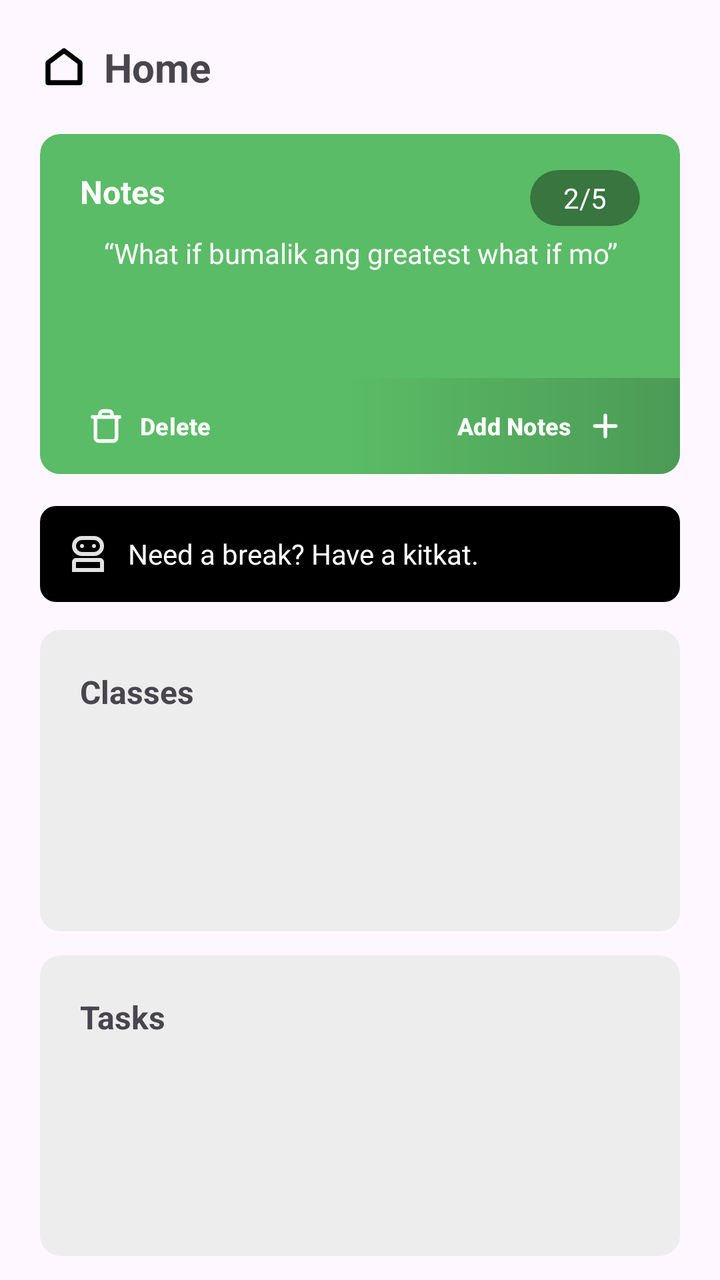
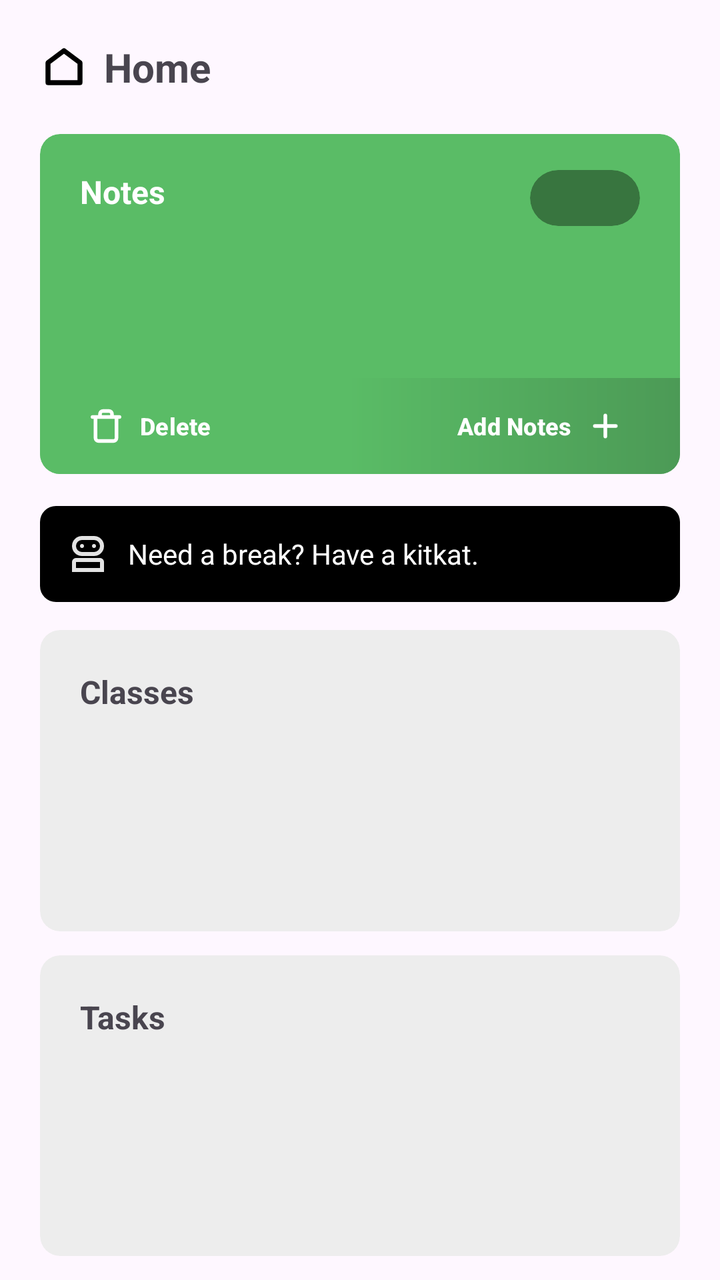

The first picture is an Android layout as it rendered before a commit; the second is the same layout after the commit. The layout source and the unified diff follow.
<!-- AndroidManifest.xml: application theme Theme.Syncly -->
<!-- res/layout/fragment_home.xml -->
<?xml version="1.0" encoding="utf-8"?>
<LinearLayout xmlns:android="http://schemas.android.com/apk/res/android"
    xmlns:app="http://schemas.android.com/apk/res-auto"
    xmlns:tools="http://schemas.android.com/tools"
    android:id="@+id/main"
    android:layout_width="match_parent"
    android:layout_height="match_parent"
    android:orientation="vertical"
    tools:context=".fragments.Home">
    <RelativeLayout
        android:layout_width="match_parent"
        android:layout_height="wrap_content"
        android:layout_margin="20dp"
        android:id="@+id/heading"
        >
        <ImageView
            android:layout_width="wrap_content"
            android:layout_height="wrap_content"
            android:src="@drawable/icon_home"
            android:id="@+id/homeIcon"
            android:layout_centerVertical="true"
            app:tint="@color/black"
            />

        <TextView
            android:layout_width="wrap_content"
            android:layout_height="wrap_content"
            android:layout_toEndOf="@id/homeIcon"
            android:text="Home"
            android:textSize="20dp"
            android:layout_marginLeft="8dp"
            android:textStyle="bold"
            android:layout_centerVertical="true"/>
    </RelativeLayout>
    <androidx.cardview.widget.CardView
        android:layout_width="match_parent"
        android:layout_height="170dp"
        android:layout_marginHorizontal="20dp"
        android:backgroundTint="@color/card_green"
        app:cardCornerRadius="10dp"
        app:cardElevation="0dp">
        <LinearLayout
            android:layout_width="match_parent"
            android:layout_height="match_parent"
            android:orientation="vertical"
            >
            <RelativeLayout
                android:layout_width="match_parent"
                android:layout_height="wrap_content"
                android:paddingTop="18dp"
                android:paddingHorizontal="20dp"
                >
                <TextView
                    android:layout_width="wrap_content"
                    android:layout_height="wrap_content"
                    android:text="Notes"
                    android:textColor="@color/white"
                    android:textStyle="bold"
                    android:textSize="16sp"
                    />
                <androidx.cardview.widget.CardView
                    android:layout_width="55dp"
                    android:layout_height="28dp"
                    android:backgroundTint="#61000000"
                    app:cardCornerRadius="30dp"
                    android:layout_alignParentEnd="true"
                    app:cardElevation="0dp">

                    <TextView
                        android:id="@+id/notesCounter"
                        android:layout_width="wrap_content"
                        android:layout_height="wrap_content"
                        android:layout_gravity="center"
                        android:text="2/5"
                        android:textColor="@color/white"
                        android:textSize="14sp" />
                </androidx.cardview.widget.CardView>
            </RelativeLayout>
            
            <TextView
                android:id="@+id/notes"
                android:layout_width="match_parent"
                android:layout_height="0dp"
                android:layout_marginHorizontal="20dp"
                android:layout_weight="8"
                android:gravity="center_horizontal|top"
                android:padding="4dp"
                android:text="“What if bumalik ang greatest what if mo”"
                android:textColor="@color/white"
                android:textSize="14sp" />

            <RelativeLayout
                android:layout_width="match_parent"
                android:layout_height="0dp"
                android:layout_weight="5"
                android:background="@drawable/bg_green_gradient"
                >
                <com.google.android.material.button.MaterialButton
                    android:id="@+id/deleteBtn"
                    android:layout_width="140dp"
                    android:layout_height="wrap_content"
                    android:text="Delete"
                    android:textSize="12sp"
                    android:textStyle="bold"
                    android:background="@android:color/transparent"
                    app:icon="@drawable/icon_trash"
                    app:iconGravity="start"
                    android:gravity="start|center_vertical"
                    />
                <com.google.android.material.button.MaterialButton
                    android:id="@+id/addBtn"
                    android:layout_width="140dp"
                    android:layout_height="wrap_content"
                    android:text="Add Notes"
                    android:textSize="12sp"
                    android:textStyle="bold"
                    android:layout_alignParentEnd="true"
                    android:background="@android:color/transparent"
                    app:icon="@drawable/icon_plus"
                    app:iconGravity="textEnd"
                    />
            </RelativeLayout>
        </LinearLayout>
    </androidx.cardview.widget.CardView>
    <androidx.cardview.widget.CardView
        android:layout_width="match_parent"
        android:layout_height="wrap_content"
        app:cardCornerRadius="8dp"
        android:layout_marginTop="16dp"
        android:layout_marginBottom="6dp"
        android:layout_marginHorizontal="20dp"
        app:cardElevation="0dp">
        <LinearLayout
            android:layout_width="match_parent"
            android:layout_height="wrap_content"
            android:background="@color/black"
            android:orientation="horizontal"
            android:padding="12dp"
            android:gravity="center"
            >
            <ImageView
                android:layout_width="wrap_content"
                android:layout_height="wrap_content"
                android:src="@drawable/icon_bot"
                android:layout_marginRight="8dp"/>
            <TextView
                android:id="@+id/botMsg"
                android:layout_width="match_parent"
                android:layout_height="wrap_content"
                android:text="Need a break? Have a kitkat."
                android:textColor="@color/white"/>
        </LinearLayout>
    </androidx.cardview.widget.CardView>
    <GridLayout
        android:layout_width="match_parent"
        android:layout_height="match_parent"
        android:layout_marginHorizontal="20dp"
        android:layout_marginBottom="4dp"
        android:rowCount="2"
        android:columnCount="1">
        <androidx.cardview.widget.CardView
            android:layout_width="match_parent"
            android:layout_height="0dp"
            android:layout_rowWeight="1"
            android:layout_columnWeight="1"
            android:backgroundTint="@color/light_grey"
            android:layout_marginBottom="6dp"
            android:layout_marginTop="8dp"
            app:cardCornerRadius="10dp"
            app:cardElevation="0dp"
            >
            <LinearLayout
                android:layout_width="match_parent"
                android:layout_height="match_parent"
                android:padding="20dp"
                android:orientation="vertical">
                <TextView
                    android:layout_width="wrap_content"
                    android:layout_height="wrap_content"
                    android:text="Classes"
                    android:textSize="16sp"
                    android:textStyle="bold"
                    />
            </LinearLayout>
        </androidx.cardview.widget.CardView>
        <androidx.cardview.widget.CardView
            android:layout_width="match_parent"
            android:layout_height="0dp"
            android:layout_rowWeight="1"
            android:layout_columnWeight="1"
            android:backgroundTint="@color/light_grey"
            android:layout_marginBottom="8dp"
            android:layout_marginTop="6dp"
            app:cardCornerRadius="10dp"
            app:cardElevation="0dp">
            <LinearLayout
                android:layout_width="match_parent"
                android:layout_height="match_parent"
                android:padding="20dp"
                android:orientation="vertical">
                <TextView
                    android:layout_width="wrap_content"
                    android:layout_height="wrap_content"
                    android:text="Tasks"
                    android:textSize="16sp"
                    android:textStyle="bold"
                    />
            </LinearLayout>
        </androidx.cardview.widget.CardView>
    </GridLayout>
</LinearLayout>
<!-- resources referenced by this layout -->
<resources>
  <color name="black">#FF000000</color>
  <color name="card_green">#5ABC66</color>
  <color name="light_grey">#EDEDED</color>
  <color name="white">#FFFFFFFF</color>
  <!-- drawable bg_green_gradient (drawable) -->
  <?xml version="1.0" encoding="utf-8"?>
  <shape xmlns:android="http://schemas.android.com/apk/res/android">
      <gradient
          android:type="linear"
          android:angle="0"
          android:startColor="#5ABC66"
          android:centerColor="#5ABC66"
          android:centerX="0.48"
          android:endColor="#4C9A56" />
  </shape>
  <!-- drawable icon_bot (drawable) -->
  <vector xmlns:android="http://schemas.android.com/apk/res/android"
      android:width="24dp"
      android:height="24dp"
      android:viewportWidth="960"
      android:viewportHeight="960">
    <path
        android:pathData="M160,840v-200q0,-33 23.5,-56.5T240,560h480q33,0 56.5,23.5T800,640v200L160,840ZM360,520q-83,0 -141.5,-58.5T160,320q0,-83 58.5,-141.5T360,120h240q83,0 141.5,58.5T800,320q0,83 -58.5,141.5T600,520L360,520ZM240,760h480v-120L240,640v120ZM360,440h240q50,0 85,-35t35,-85q0,-50 -35,-85t-85,-35L360,200q-50,0 -85,35t-35,85q0,50 35,85t85,35ZM360,360q17,0 28.5,-11.5T400,320q0,-17 -11.5,-28.5T360,280q-17,0 -28.5,11.5T320,320q0,17 11.5,28.5T360,360ZM600,360q17,0 28.5,-11.5T640,320q0,-17 -11.5,-28.5T600,280q-17,0 -28.5,11.5T560,320q0,17 11.5,28.5T600,360ZM480,760ZM480,320Z"
        android:fillColor="#e3e3e3"/>
  </vector>
  <!-- drawable icon_home (drawable) -->
  <vector xmlns:android="http://schemas.android.com/apk/res/android"
      android:width="24dp"
      android:height="24dp"
      android:viewportWidth="24"
      android:viewportHeight="24">
  
      <path
          android:pathData="M4,10 L12,4 L20,10 V20 H4 Z"
          android:strokeColor="#ffffff"
          android:strokeWidth="2.45"
          android:strokeLineCap="round"
          android:strokeLineJoin="round" />
  </vector>
  <!-- drawable icon_plus (drawable) -->
  <vector xmlns:android="http://schemas.android.com/apk/res/android"
      android:width="16dp"
      android:height="16dp"
      android:viewportWidth="16"
      android:viewportHeight="16">
    <path
        android:pathData="M8,3.333V12.667M3.333,8H12.667"
        android:strokeLineJoin="round"
        android:strokeWidth="1.6"
        android:fillColor="#00000000"
        android:strokeColor="#ffffff"
        android:strokeLineCap="round"/>
  </vector>
  <!-- drawable icon_trash (drawable) -->
  <vector xmlns:android="http://schemas.android.com/apk/res/android"
      android:width="16dp"
      android:height="16dp"
      android:viewportWidth="16"
      android:viewportHeight="16">
    <path
        android:pathData="M2,4H3.333M3.333,4H14M3.333,4L3.333,13.333C3.333,13.687 3.474,14.026 3.724,14.276C3.974,14.526 4.313,14.667 4.667,14.667H11.333C11.687,14.667 12.026,14.526 12.276,14.276C12.526,14.026 12.667,13.687 12.667,13.333V4M5.333,4V2.667C5.333,2.313 5.474,1.974 5.724,1.724C5.974,1.474 6.313,1.333 6.667,1.333H9.333C9.687,1.333 10.026,1.474 10.276,1.724C10.526,1.974 10.667,2.313 10.667,2.667V4"
        android:strokeLineJoin="round"
        android:strokeWidth="1.6"
        android:fillColor="#00000000"
        android:strokeColor="#ffffff"
        android:strokeLineCap="round"/>
  </vector>
  <style name="Theme.Syncly" parent="Base.Theme.Syncly" />
  <style name="Base.Theme.Syncly" parent="Theme.Material3.DayNight.NoActionBar">
          
          
      </style>
</resources>

<!-- the commit's change to res/layout/fragment_home.xml (unified diff, before → after) -->
@@ -71,7 +71,6 @@
                         android:layout_width="wrap_content"
                         android:layout_height="wrap_content"
                         android:layout_gravity="center"
-                        android:text="2/5"
                         android:textColor="@color/white"
                         android:textSize="14sp" />
                 </androidx.cardview.widget.CardView>
@@ -85,7 +84,6 @@
                 android:layout_weight="8"
                 android:gravity="center_horizontal|top"
                 android:padding="4dp"
-                android:text="“What if bumalik ang greatest what if mo”"
                 android:textColor="@color/white"
                 android:textSize="14sp" />
 
